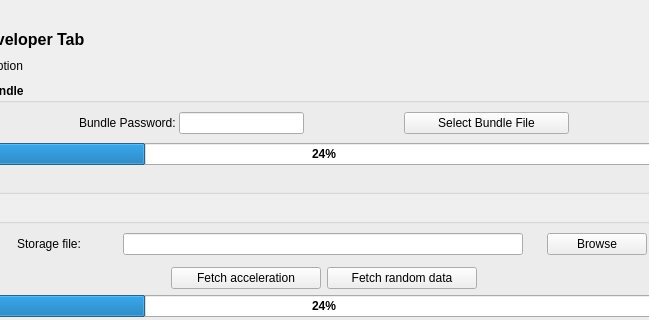
First picture: the form in src/BleDev.ui, repository mooltipass/moolticute, before the edit; both pictures show x 101 to 750 and y 0 to 320 of the 900 by 575 pixel window.
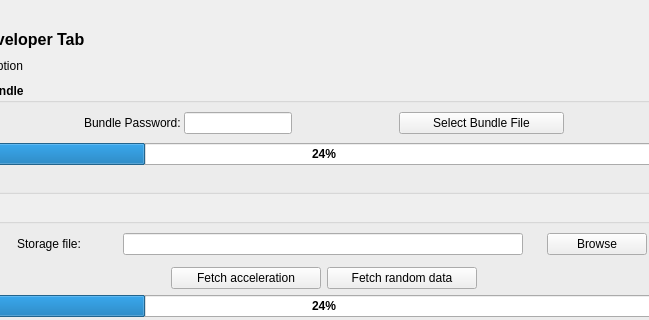
Second picture: the form after the edit.

Commit message: [BLE] Validate bundle password and automate update platform

Patch:
```diff
--- a/src/BleDev.ui
+++ b/src/BleDev.ui
@@ -148,7 +148,17 @@
          </widget>
         </item>
         <item>
-         <widget class="QLineEdit" name="lineEditBundlePassword"/>
+         <widget class="QLineEdit" name="lineEditBundlePassword">
+          <property name="font">
+           <font>
+            <weight>50</weight>
+            <bold>false</bold>
+           </font>
+          </property>
+          <property name="maxLength">
+           <number>32</number>
+          </property>
+         </widget>
         </item>
         <item>
          <spacer name="horizontalSpacer">
```
The commit also changes 2 other files.
